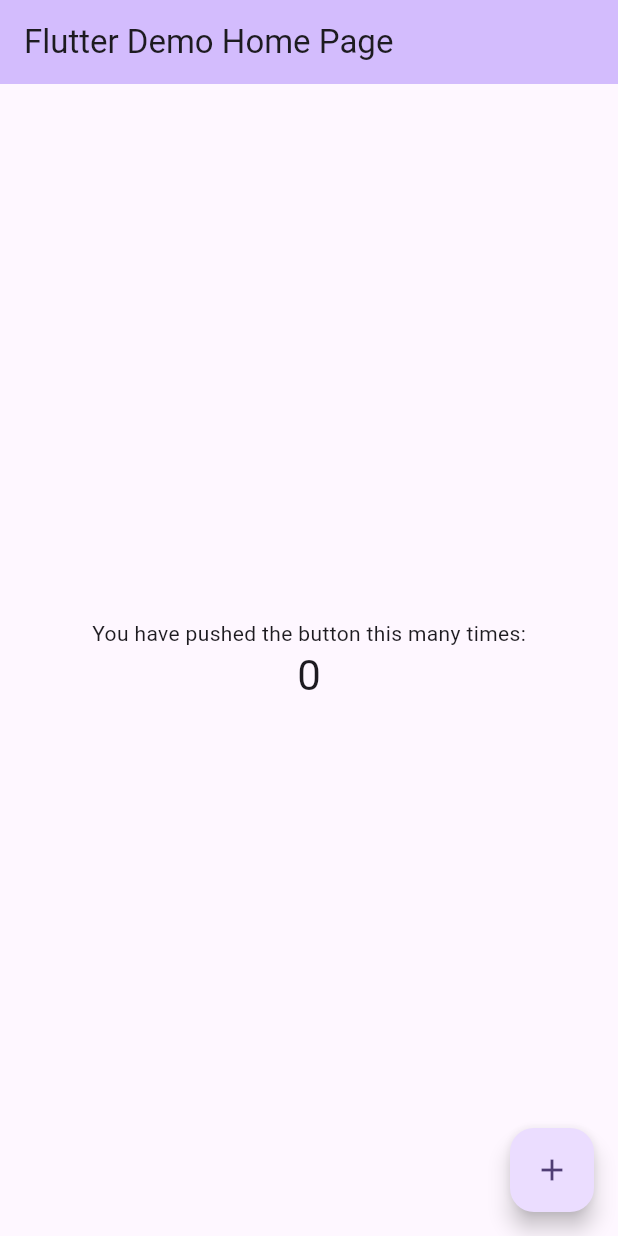
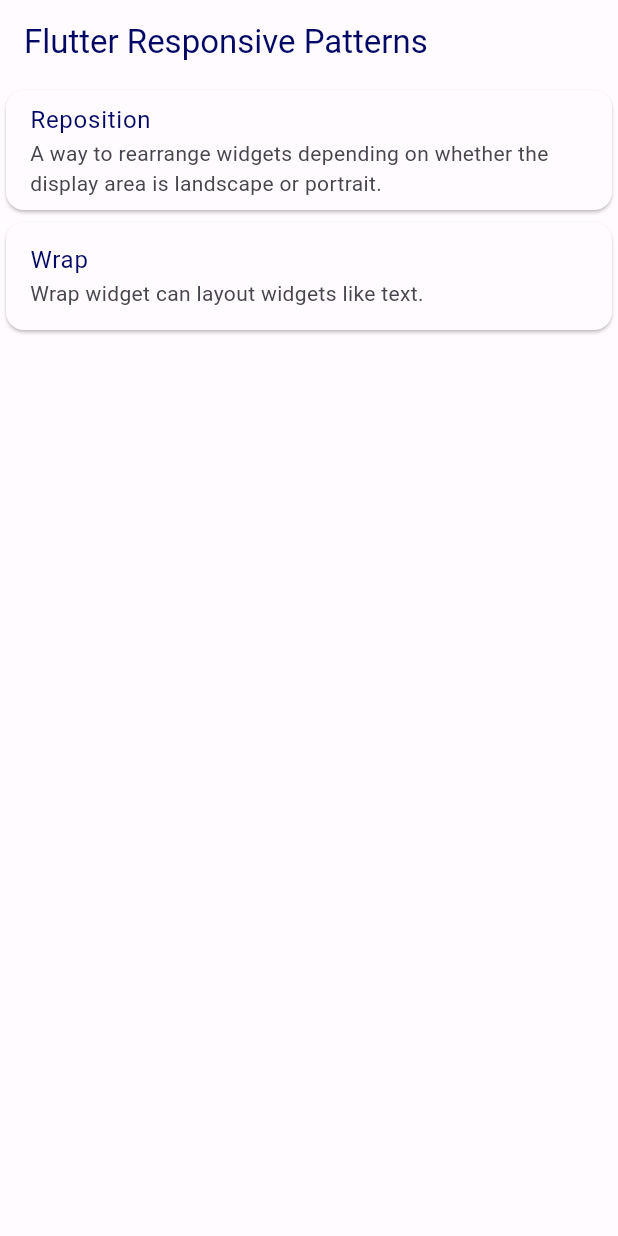
Before and after one commit to utisam/flutter_responsive_patterns, a Flutter app: the screen it shows after launch, on a phone screen of 412 x 824 dp. Run offline on Flutter 3.47's test engine with Material 2 defaults, Android fonts, the light colour scheme and no system bars; our stand-ins replace flutter_riverpod; missing offline and left inert: word_generator.

Commit message:
Add reposition and wrap pattern

````diff
--- /dev/null
+++ b/l10n.yaml
@@ -0,0 +1,5 @@
+arb-dir: lib/l10n
+template-arb-file: app_en.arb
+output-localization-file: app_localization.dart
+nullable-getter: false
+synthetic-package: false
--- /dev/null
+++ b/lib/app.dart
@@ -0,0 +1,29 @@
+import 'package:flutter/material.dart';
+import 'package:flutter_responsive_patterns/global_nav.dart';
+import 'package:flutter_responsive_patterns/l10n/app_localization.dart';
+import 'package:flutter_responsive_patterns/screens/gallery_screen.dart';
+import 'package:flutter_responsive_patterns/theme.dart';
+
+class App extends StatelessWidget {
+  const App({super.key});
+
+  // This widget is the root of your application.
+  @override
+  Widget build(BuildContext context) {
+    return MaterialApp(
+      restorationScopeId: 'root',
+      title: 'Flutter Responsive Patterns',
+      // Localization:
+      localizationsDelegates: AppLocalizations.localizationsDelegates,
+      supportedLocales: AppLocalizations.supportedLocales,
+      // Theming:
+      theme: lightTheme,
+      darkTheme: darkTheme,
+      // Routing:
+      home: const GalleryScreen(),
+      routes: Map.fromEntries(
+        globalNavItems.map((item) => MapEntry(item.routeName, item)),
+      ),
+    );
+  }
+}
--- /dev/null
+++ b/lib/global_nav.dart
@@ -0,0 +1,25 @@
+import 'package:flutter/material.dart';
+import 'package:flutter_responsive_patterns/l10n/app_localization.dart';
+import 'package:flutter_responsive_patterns/screens/reposition_screen.dart';
+import 'package:flutter_responsive_patterns/screens/wrap_screen.dart';
+
+class GlobalNavItem {
+  final String routeName;
+  final Widget Function() createWidget;
+  final String Function(AppLocalizations l10n) resolveTitle;
+  final String Function(AppLocalizations l10n) resolveDescription;
+
+  const GlobalNavItem(
+    this.routeName,
+    this.createWidget,
+    this.resolveTitle,
+    this.resolveDescription,
+  );
+
+  Widget call(BuildContext context) => createWidget();
+}
+
+List<GlobalNavItem> get globalNavItems => [
+      repositionNavItem,
+      wrapNavItem,
+    ];
--- /dev/null
+++ b/lib/l10n/app_en.arb
@@ -0,0 +1,7 @@
+{
+    "reposition": "Reposition",
+    "repositionDescription": "A way to rearrange widgets depending on whether the display area is landscape or portrait.",
+
+    "wrap": "Wrap",
+    "wrapDescription": "Wrap widget can layout widgets like text."
+}
--- /dev/null
+++ b/lib/l10n/app_localization.dart
@@ -0,0 +1,148 @@
+import 'dart:async';
+
+import 'package:flutter/foundation.dart';
+import 'package:flutter/widgets.dart';
+import 'package:flutter_localizations/flutter_localizations.dart';
+import 'package:intl/intl.dart' as intl;
+
+import 'app_localization_en.dart';
+
+/// Callers can lookup localized strings with an instance of AppLocalizations
+/// returned by `AppLocalizations.of(context)`.
+///
+/// Applications need to include `AppLocalizations.delegate()` in their app's
+/// `localizationDelegates` list, and the locales they support in the app's
+/// `supportedLocales` list. For example:
+///
+/// ```dart
+/// import 'l10n/app_localization.dart';
+///
+/// return MaterialApp(
+///   localizationsDelegates: AppLocalizations.localizationsDelegates,
+///   supportedLocales: AppLocalizations.supportedLocales,
+///   home: MyApplicationHome(),
+/// );
+/// ```
+///
+/// ## Update pubspec.yaml
+///
+/// Please make sure to update your pubspec.yaml to include the following
+/// packages:
+///
+/// ```yaml
+/// dependencies:
+///   # Internationalization support.
+///   flutter_localizations:
+///     sdk: flutter
+///   intl: any # Use the pinned version from flutter_localizations
+///
+///   # Rest of dependencies
+/// ```
+///
+/// ## iOS Applications
+///
+/// iOS applications define key application metadata, including supported
+/// locales, in an Info.plist file that is built into the application bundle.
+/// To configure the locales supported by your app, you’ll need to edit this
+/// file.
+///
+/// First, open your project’s ios/Runner.xcworkspace Xcode workspace file.
+/// Then, in the Project Navigator, open the Info.plist file under the Runner
+/// project’s Runner folder.
+///
+/// Next, select the Information Property List item, select Add Item from the
+/// Editor menu, then select Localizations from the pop-up menu.
+///
+/// Select and expand the newly-created Localizations item then, for each
+/// locale your application supports, add a new item and select the locale
+/// you wish to add from the pop-up menu in the Value field. This list should
+/// be consistent with the languages listed in the AppLocalizations.supportedLocales
+/// property.
+abstract class AppLocalizations {
+  AppLocalizations(String locale) : localeName = intl.Intl.canonicalizedLocale(locale.toString());
+
+  final String localeName;
+
+  static AppLocalizations of(BuildContext context) {
+    return Localizations.of<AppLocalizations>(context, AppLocalizations)!;
+  }
+
+  static const LocalizationsDelegate<AppLocalizations> delegate = _AppLocalizationsDelegate();
+
+  /// A list of this localizations delegate along with the default localizations
+  /// delegates.
+  ///
+  /// Returns a list of localizations delegates containing this delegate along with
+  /// GlobalMaterialLocalizations.delegate, GlobalCupertinoLocalizations.delegate,
+  /// and GlobalWidgetsLocalizations.delegate.
+  ///
+  /// Additional delegates can be added by appending to this list in
+  /// MaterialApp. This list does not have to be used at all if a custom list
+  /// of delegates is preferred or required.
+  static const List<LocalizationsDelegate<dynamic>> localizationsDelegates = <LocalizationsDelegate<dynamic>>[
+    delegate,
+    GlobalMaterialLocalizations.delegate,
+    GlobalCupertinoLocalizations.delegate,
+    GlobalWidgetsLocalizations.delegate,
+  ];
+
+  /// A list of this localizations delegate's supported locales.
+  static const List<Locale> supportedLocales = <Locale>[
+    Locale('en')
+  ];
+
+  /// No description provided for @reposition.
+  ///
+  /// In en, this message translates to:
+  /// **'Reposition'**
+  String get reposition;
+
+  /// No description provided for @repositionDescription.
+  ///
+  /// In en, this message translates to:
+  /// **'A way to rearrange widgets depending on whether the display area is landscape or portrait.'**
+  String get repositionDescription;
+
+  /// No description provided for @wrap.
+  ///
+  /// In en, this message translates to:
+  /// **'Wrap'**
+  String get wrap;
+
+  /// No description provided for @wrapDescription.
+  ///
+  /// In en, this message translates to:
+  /// **'Wrap widget can layout widgets like text.'**
+  String get wrapDescription;
+}
+
+class _AppLocalizationsDelegate extends LocalizationsDelegate<AppLocalizations> {
+  const _AppLocalizationsDelegate();
+
+  @override
+  Future<AppLocalizations> load(Locale locale) {
+    return SynchronousFuture<AppLocalizations>(lookupAppLocalizations(locale));
+  }
+
+  @override
+  bool isSupported(Locale locale) => <String>['en'].contains(locale.languageCode);
+
+  @override
+  bool shouldReload(_AppLocalizationsDelegate old) => false;
+}
+
+AppLocalizations lookupAppLocalizations(Locale locale) {
+
+
+  // Lookup logic when only language code is specified.
+  switch (locale.languageCode) {
+    case 'en': return AppLocalizationsEn();
+  }
+
+  throw FlutterError(
+    'AppLocalizations.delegate failed to load unsupported locale "$locale". This is likely '
+    'an issue with the localizations generation tool. Please file an issue '
+    'on GitHub with a reproducible sample app and the gen-l10n configuration '
+    'that was used.'
+  );
+}
--- /dev/null
+++ b/lib/l10n/app_localization_en.dart
@@ -0,0 +1,18 @@
+import 'app_localization.dart';
+
+/// The translations for English (`en`).
+class AppLocalizationsEn extends AppLocalizations {
+  AppLocalizationsEn([String locale = 'en']) : super(locale);
+
+  @override
+  String get reposition => 'Reposition';
+
+  @override
+  String get repositionDescription => 'A way to rearrange widgets depending on whether the display area is landscape or portrait.';
+
+  @override
+  String get wrap => 'Wrap';
+
+  @override
+  String get wrapDescription => 'Wrap widget can layout widgets like text.';
+}
--- a/lib/main.dart
+++ b/lib/main.dart
@@ -1,125 +1,8 @@
 import 'package:flutter/material.dart';
+import 'package:flutter_riverpod/flutter_riverpod.dart';
+
+import 'package:flutter_responsive_patterns/app.dart';
 
 void main() {
-  runApp(const MyApp());
+  runApp(const ProviderScope(child: App()));
 }
-
-class MyApp extends StatelessWidget {
-  const MyApp({super.key});
-
-  // This widget is the root of your application.
-  @override
-  Widget build(BuildContext context) {
-    return MaterialApp(
-      title: 'Flutter Demo',
-      theme: ThemeData(
-        // This is the theme of your application.
-        //
-        // TRY THIS: Try running your application with "flutter run". You'll see
-        // the application has a blue toolbar. Then, without quitting the app,
-        // try changing the seedColor in the colorScheme below to Colors.green
-        // and then invoke "hot reload" (save your changes or press the "hot
-        // reload" button in a Flutter-supported IDE, or press "r" if you used
-        // the command line to start the app).
-        //
-        // Notice that the counter didn't reset back to zero; the application
-        // state is not lost during the reload. To reset the state, use hot
-        // restart instead.
-        //
-        // This works for code too, not just values: Most code changes can be
-        // tested with just a hot reload.
-        colorScheme: ColorScheme.fromSeed(seedColor: Colors.deepPurple),
-        useMaterial3: true,
-      ),
-      home: const MyHomePage(title: 'Flutter Demo Home Page'),
-    );
-  }
-}
-
-class MyHomePage extends StatefulWidget {
-  const MyHomePage({super.key, required this.title});
-
-  // This widget is the home page of your application. It is stateful, meaning
-  // that it has a State object (defined below) that contains fields that affect
-  // how it looks.
-
-  // This class is the configuration for the state. It holds the values (in this
-  // case the title) provided by the parent (in this case the App widget) and
-  // used by the build method of the State. Fields in a Widget subclass are
-  // always marked "final".
-
-  final String title;
-
-  @override
-  State<MyHomePage> createState() => _MyHomePageState();
-}
-
-class _MyHomePageState extends State<MyHomePage> {
-  int _counter = 0;
-
-  void _incrementCounter() {
-    setState(() {
-      // This call to setState tells the Flutter framework that something has
-      // changed in this State, which causes it to rerun the build method below
-      // so that the display can reflect the updated values. If we changed
-      // _counter without calling setState(), then the build method would not be
-      // called again, and so nothing would appear to happen.
-      _counter++;
-    });
-  }
-
-  @override
-  Widget build(BuildContext context) {
-    // This method is rerun every time setState is called, for instance as done
-    // by the _incrementCounter method above.
-    //
-    // The Flutter framework has been optimized to make rerunning build methods
-    // fast, so that you can just rebuild anything that needs updating rather
-    // than having to individually change instances of widgets.
-    return Scaffold(
-      appBar: AppBar(
-        // TRY THIS: Try changing the color here to a specific color (to
-        // Colors.amber, perhaps?) and trigger a hot reload to see the AppBar
-        // change color while the other colors stay the same.
-        backgroundColor: Theme.of(context).colorScheme.inversePrimary,
-        // Here we take the value from the MyHomePage object that was created by
-        // the App.build method, and use it to set our appbar title.
-        title: Text(widget.title),
-      ),
-      body: Center(
-        // Center is a layout widget. It takes a single child and positions it
-        // in the middle of the parent.
-        child: Column(
-          // Column is also a layout widget. It takes a list of children and
-          // arranges them vertically. By default, it sizes itself to fit its
-          // children horizontally, and tries to be as tall as its parent.
-          //
-          // Column has various properties to control how it sizes itself and
-          // how it positions its children. Here we use mainAxisAlignment to
-          // center the children vertically; the main axis here is the vertical
-          // axis because Columns are vertical (the cross axis would be
-          // horizontal).
-          //
-          // TRY THIS: Invoke "debug painting" (choose the "Toggle Debug Paint"
-          // action in the IDE, or press "p" in the console), to see the
-          // wireframe for each widget.
-          mainAxisAlignment: MainAxisAlignment.center,
-          children: <Widget>[
-            const Text(
-              'You have pushed the button this many times:',
-            ),
-            Text(
-              '$_counter',
-              style: Theme.of(context).textTheme.headlineMedium,
-            ),
-          ],
-        ),
-      ),
-      floatingActionButton: FloatingActionButton(
-        onPressed: _incrementCounter,
-        tooltip: 'Increment',
-        child: const Icon(Icons.add),
-      ), // This trailing comma makes auto-formatting nicer for build methods.
-    );
-  }
-}
--- /dev/null
+++ b/lib/screens/gallery_screen.dart
@@ -0,0 +1,51 @@
+import 'dart:async';
+
+import 'package:flutter/material.dart';
+import 'package:flutter_responsive_patterns/global_nav.dart';
+import 'package:flutter_responsive_patterns/l10n/app_localization.dart';
+
+class GalleryScreen extends StatelessWidget {
+  const GalleryScreen({super.key});
+
+  @override
+  Widget build(BuildContext context) {
+    return Scaffold(
+      appBar: AppBar(
+        title: const Text('Flutter Responsive Patterns'),
+      ),
+      body: _GalleryBody(),
+    );
+  }
+}
+
+class _GalleryBody extends StatelessWidget {
+  @override
+  Widget build(BuildContext context) {
+    return ListView(
+      shrinkWrap: true,
+      children: globalNavItems.map((item) => _GalleryCard(item)).toList(),
+    );
+  }
+}
+
+class _GalleryCard extends StatelessWidget {
+  final GlobalNavItem item;
+
+  const _GalleryCard(this.item);
+
+  @override
+  Widget build(BuildContext context) {
+    final l10n = AppLocalizations.of(context);
+    final navigator = Navigator.of(context);
+
+    return Card(
+      child: ListTile(
+        title: Text(item.resolveTitle(l10n)),
+        subtitle: Text(item.resolveDescription(l10n)),
+        onTap: () {
+          unawaited(navigator.pushNamed(item.routeName));
+        },
+      ),
+    );
+  }
+}
--- /dev/null
+++ b/lib/screens/wrap_screen.dart
@@ -0,0 +1,33 @@
+import 'package:flutter/material.dart';
+import 'package:flutter_responsive_patterns/global_nav.dart';
+import 'package:flutter_responsive_patterns/l10n/app_localization.dart';
+import 'package:word_generator/word_generator.dart';
+
+final wrapNavItem = GlobalNavItem(
+  '/wrap',
+  WrapScreen.new,
+  (l10n) => l10n.wrap,
+  (l10n) => l10n.wrapDescription,
+);
+
+class WrapScreen extends StatelessWidget {
+  final wordGenerator = WordGenerator();
+
+  WrapScreen({super.key});
+
+  @override
+  Widget build(BuildContext context) {
+    final l10n = AppLocalizations.of(context);
+    final names = wordGenerator.randomNouns(10);
+    return Scaffold(
+      appBar: AppBar(
+        title: Text(l10n.wrap),
+      ),
+      body: Wrap(
+        spacing: 4.0,
+        runSpacing: 4.0,
+        children: names.map((s) => Chip(label: Text(s))).toList(),
+      ),
+    );
+  }
+}
--- /dev/null
+++ b/lib/theme.dart
@@ -0,0 +1,81 @@
+import 'package:flutter/material.dart';
+
+ThemeData get lightTheme {
+  return ThemeData(
+    // Generated by https://m3.material.io/theme-builder#/custom
+    colorScheme: const ColorScheme(
+      brightness: Brightness.light,
+      primary: Color(0xFF4B44E5),
+      onPrimary: Color(0xFFFFFFFF),
+      primaryContainer: Color(0xFFE2DFFF),
+      onPrimaryContainer: Color(0xFF0D006A),
+      secondary: Color(0xFF536600),
+      onSecondary: Color(0xFFFFFFFF),
+      secondaryContainer: Color(0xFFD1EF64),
+      onSecondaryContainer: Color(0xFF171E00),
+      tertiary: Color(0xFF5655A8),
+      onTertiary: Color(0xFFFFFFFF),
+      tertiaryContainer: Color(0xFFE2DFFF),
+      onTertiaryContainer: Color(0xFF0F0564),
+      error: Color(0xFFBA1A1A),
+      errorContainer: Color(0xFFFFDAD6),
+      onError: Color(0xFFFFFFFF),
+      onErrorContainer: Color(0xFF410002),
+      background: Color(0xFFFFFBFF),
+      onBackground: Color(0xFF030865),
+      surface: Color(0xFFFFFBFF),
+      onSurface: Color(0xFF030865),
+      surfaceVariant: Color(0xFFE4E1EC),
+      onSurfaceVariant: Color(0xFF47464F),
+      outline: Color(0xFF787680),
+      onInverseSurface: Color(0xFFF1EFFF),
+      inverseSurface: Color(0xFF1E2578),
+      inversePrimary: Color(0xFFC2C1FF),
+      shadow: Color(0xFF000000),
+      surfaceTint: Color(0xFF4B44E5),
+      outlineVariant: Color(0xFFC8C5D0),
+      scrim: Color(0xFF000000),
+    ),
+    useMaterial3: true,
+  );
+}
+
+ThemeData get darkTheme {
+  return ThemeData(
+    // Generated by https://m3.material.io/theme-builder#/custom
+    colorScheme: const ColorScheme(
+      brightness: Brightness.dark,
+      primary: Color(0xFFD0BCFF),
+      onPrimary: Color(0xFF381E72),
+      primaryContainer: Color(0xFF4F378B),
+      onPrimaryContainer: Color(0xFFEADDFF),
+      secondary: Color(0xFFCCC2DC),
+      onSecondary: Color(0xFF332D41),
+      secondaryContainer: Color(0xFF4A4458),
+      onSecondaryContainer: Color(0xFFE8DEF8),
+      tertiary: Color(0xFFEFB8C8),
+      onTertiary: Color(0xFF492532),
+      tertiaryContainer: Color(0xFF633B48),
+      onTertiaryContainer: Color(0xFFFFD8E4),
+      error: Color(0xFFF2B8B5),
+      onError: Color(0xFF601410),
+      errorContainer: Color(0xFF8C1D18),
+      onErrorContainer: Color(0xFFF9DEDC),
+      outline: Color(0xFF938F99),
+      background: Color(0xFF1C1B1F),
+      onBackground: Color(0xFFE6E1E5),
+      surface: Color(0xFF1C1B1F),
+      onSurface: Color(0xFFE6E1E5),
+      surfaceVariant: Color(0xFF49454F),
+      onSurfaceVariant: Color(0xFFCAC4D0),
+      inverseSurface: Color(0xFFE6E1E5),
+      onInverseSurface: Color(0xFF313033),
+      inversePrimary: Color(0xFF6750A4),
+      shadow: Color(0xFF000000),
+      surfaceTint: Color(0xFFD0BCFF),
+      outlineVariant: Color(0xFF49454F),
+      scrim: Color(0xFF000000),
+    ),
+    useMaterial3: true,
+  );
+}
````
Also changed, not shown: analysis_options.yaml (+22 -2 lines), lib/screens/reposition_screen.dart (added, +64 -0 lines), pubspec.yaml (+7 -0 lines), pubspec.lock, 2 other files.
